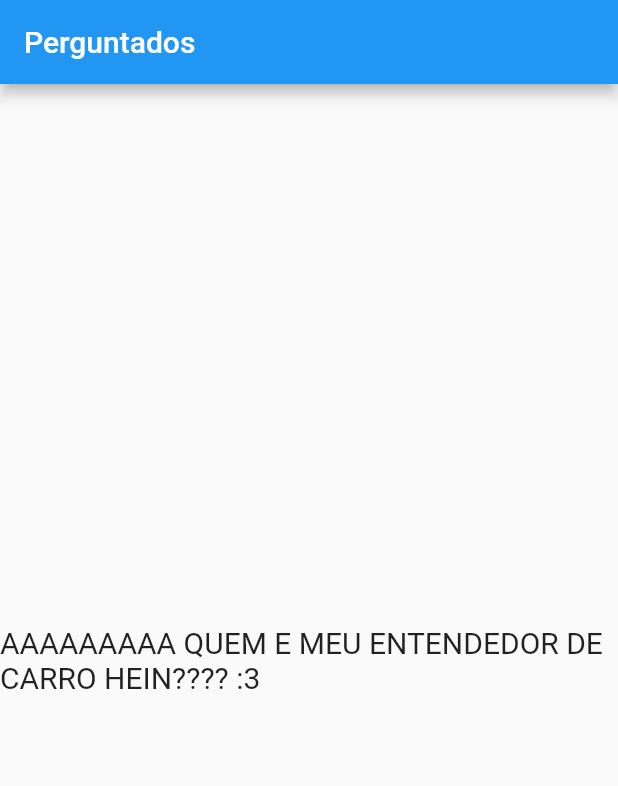
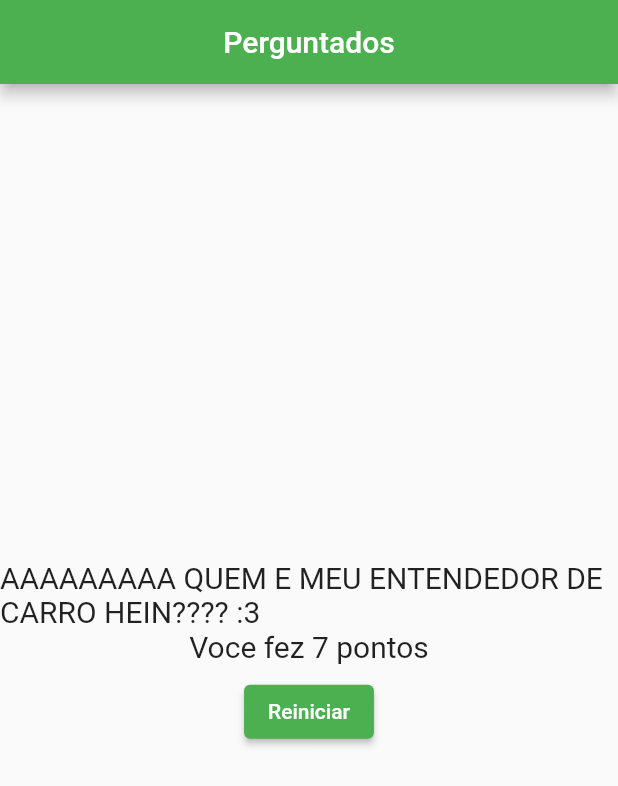
Before and after one commit to jvbt3/Quiz, a Flutter app: the screen it shows after launch, after a tap on "CHEVROLET Camaro", after a tap on "650cv", after a tap on "3,6s", on a phone screen of 412 x 824 dp. Shown: the top 786 px of the screen. Run offline on Flutter 3.47's test engine with Material 2 defaults, Android fonts, the phone set to English and light mode, and no system bars.

Commit message:
app_finalizado

```diff
--- a/lib/Widgets/questao.dart
+++ b/lib/Widgets/questao.dart
@@ -10,10 +10,13 @@
     return Container(
       width: double.infinity,
       margin: const EdgeInsets.all(10),
-      child: Text(
-        texto,
-        style: const TextStyle(fontSize: 28),
-        textAlign: TextAlign.center,
+      child: Padding(
+        padding: const EdgeInsets.fromLTRB(0,0,0,20),
+        child: Text(
+          texto,
+          style: const TextStyle(fontSize: 28),
+          textAlign: TextAlign.center,
+        ),
       ),
     );
   }
--- a/lib/Widgets/questionario.dart
+++ b/lib/Widgets/questionario.dart
@@ -24,6 +24,7 @@
         ? perguntas[perguntaSelecionada]['resposta'] as List<Map<String, Object>>
         : [];
     return Column(
+      mainAxisAlignment: MainAxisAlignment.center,
       children: [
         Questao(perguntas[perguntaSelecionada]['texto'] as String),
         ...respostas.map((resp) {
--- a/lib/Widgets/resposta.dart
+++ b/lib/Widgets/resposta.dart
@@ -9,10 +9,10 @@
 
   @override
   Widget build(BuildContext context) {
-    return SizedBox(
+    return Padding(
+      padding: const EdgeInsets.fromLTRB(10, 0, 10, 0),
+      child: SizedBox(
         width: double.infinity,
-
-
           child: ElevatedButton(
             style: ElevatedButton.styleFrom(
               backgroundColor: Colors.green,
@@ -21,6 +21,7 @@
             child: Text(resposta),
           ),
 
+      ),
     );
   }
 }
--- a/lib/Widgets/resultado.dart
+++ b/lib/Widgets/resultado.dart
@@ -35,6 +35,24 @@
             ),
           ),
         ),
+        Text(
+          'Voce fez $pontuacao pontos',
+          style: const TextStyle(
+            fontSize: 20
+          ),
+        ),
+        Padding(
+          padding: const EdgeInsets.all(8.0),
+          child: ElevatedButton(
+            style: ElevatedButton.styleFrom(
+              backgroundColor: Colors.green
+            ),
+            onPressed: reiniciarQuiz,
+            child: const Text(
+              'Reiniciar',
+            ),
+          ),
+        ),
       ],
     );
   }
--- a/lib/main.dart
+++ b/lib/main.dart
@@ -69,7 +69,10 @@
     return MaterialApp(
       home: Scaffold(
         appBar: AppBar(
+          backgroundColor: Colors.green,
+          centerTitle: true,
           title: const Text("Perguntados"),
+
         ),
         body: temPerguntaSelecionada
             ? Questionario(
```
Lines whose indentation alone changed are shown as unchanged.
